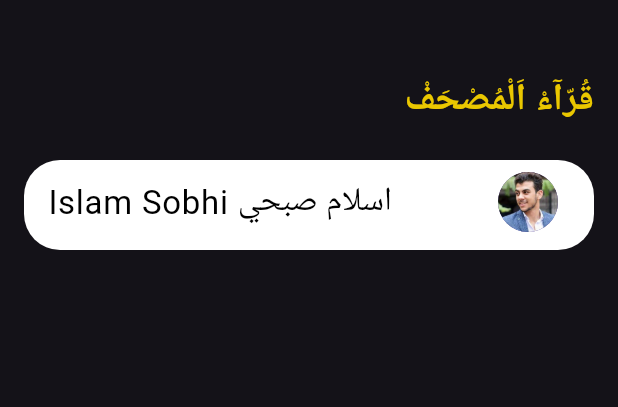
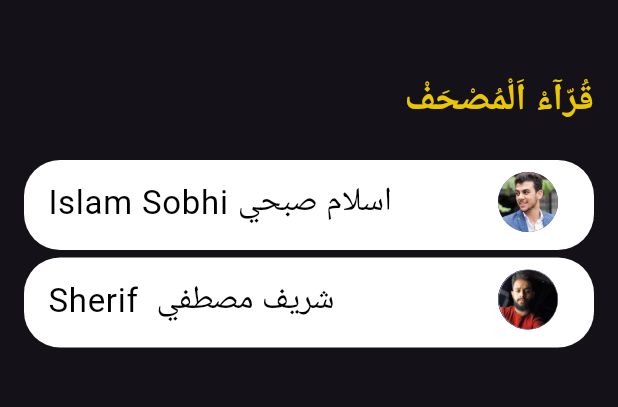
Before and after one commit to Mahmoud-Adel-Ali/quran_app, a Flutter app: the screen it shows after launch, on a phone screen of 412 x 824 dp, the part 68-475 px from its top. Run offline on Flutter 3.47's test engine with Material 3 defaults, Android fonts, the phone set to English and light mode, and no system bars.

Commit message:
add some reader and audio

```diff
--- a/lib/views/home.dart
+++ b/lib/views/home.dart
@@ -58,7 +58,16 @@ List allReader = [
       name: "Islam Sobhi اسلام صبحي ",
       img: 'assets/img/islam.jpeg',
       content: [
-        Item(name: "سورةالنمل" , path: 'audio/سورة النمل  _ اسلام ص.mp3'),
-        Item(name: "سوره يوسف", path: 'audio/سورة يوسف_ اسلام صبحي.mp3')
+        Item(name: "سورةالنمل" , path: 'audio/islam/سورة النمل  _ اسلام ص.mp3'),
+        Item(name: "سوره يوسف", path: 'audio/islam/سورة يوسف_ اسلام صبحي.mp3'),
+        Item(name: 'سوره الكهف', path: 'audio/islam/سورة الكهف (كاملة) _ القارئ اسلام صبحي(MP3_128K).mp3'),
+        Item(name: 'سوره النجم', path: 'audio/islam/سورة النجم _ القارئ اسلام صبحي(MP3_128K).mp3'),
+        Item(name: 'سوره فصلت', path: 'audio/islam/سورة فصلت - (MP3_128K).mp3')
+      ]),
+      Reader(name: "Sherif  شريف مصطفي", img: 'assets/img/sherif.jpg', content: [
+        Item(name: 'سوره الواقعة', path:'audio/sherif/سورة الواقعة كاملة.mp3'),
+        Item(name: 'سوره طه', path: 'audio/sherif/سورة طه.mp3'),
+        Item(name: 'سوره لقمان', path: 'audio/sherif/سورة لقمان (كاملة).mp3'),
+        Item(name: 'سوره مريم', path: 'audio/sherif/سورة مريم (كاملة).mp3')
       ]),
 ];
--- a/lib/views/widgets/readerListView.dart
+++ b/lib/views/widgets/readerListView.dart
@@ -158,7 +158,7 @@ class _ReaderListViewState extends State<ReaderListView> {
                             )),
                         IconButton(
                             onPressed: () {
-                              if (idx < widget.reader.content.length) {
+                              if (idx < widget.reader.content.length-1) {
                                 setState(() {
                                   idx++;
                                   suraNme = widget.reader.content[idx].name;
--- a/pubspec.yaml
+++ b/pubspec.yaml
@@ -62,7 +62,8 @@ flutter:
   # To add assets to your application, add an assets section, like this:
   assets:
     - assets/img/
-    - assets/audio/
+    - assets/audio/islam/
+    - assets/audio/sherif/
 
 
   # An image asset can refer to one or more resolution-specific "variants", see
```
Also changed, not shown: assets/img/sherif.jpg (added), 9 other files.
